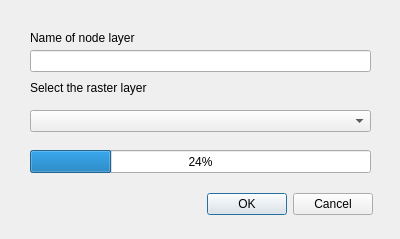
Old version of the form create_pointLayer_importRaster_dialog.ui in the repository EL-BID/red_basica.
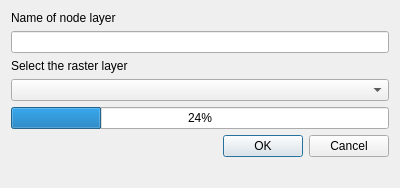
New version of the form.

Commit message: Formatting widgets

The edit to the form file:
```diff
--- a/create_pointLayer_importRaster_dialog.ui
+++ b/create_pointLayer_importRaster_dialog.ui
@@ -7,84 +7,48 @@
     <x>0</x>
     <y>0</y>
     <width>400</width>
-    <height>239</height>
+    <height>188</height>
    </rect>
   </property>
   <property name="windowTitle">
    <string>saniBID RedBasica</string>
   </property>
+  <layout class="QFormLayout" name="formLayout">
+   <item row="0" column="0">
   <widget class="QLabel" name="label">
-   <property name="geometry">
-    <rect>
-     <x>30</x>
-     <y>30</y>
-     <width>181</width>
-     <height>16</height>
-    </rect>
-   </property>
    <property name="text">
     <string>Name of node layer</string>
    </property>
   </widget>
-  <widget class="QLineEdit" name="txtNodeLayertName">
-   <property name="geometry">
-    <rect>
-     <x>30</x>
-     <y>50</y>
-     <width>341</width>
-     <height>22</height>
-    </rect>
-   </property>
-  </widget>
-  <widget class="QComboBox" name="cboRasterLayer">
-   <property name="geometry">
-    <rect>
-     <x>30</x>
-     <y>110</y>
-     <width>341</width>
-     <height>22</height>
-    </rect>
-   </property>
-  </widget>
+   </item>
+   <item row="2" column="0">
   <widget class="QLabel" name="label_2">
-   <property name="geometry">
-    <rect>
-     <x>30</x>
-     <y>80</y>
-     <width>181</width>
-     <height>16</height>
-    </rect>
-   </property>
    <property name="text">
     <string>Select the raster layer</string>
    </property>
   </widget>
-  <widget class="QDialogButtonBox" name="buttonBox">
-   <property name="geometry">
-    <rect>
-     <x>180</x>
-     <y>190</y>
-     <width>193</width>
-     <height>28</height>
-    </rect>
-   </property>
-   <property name="standardButtons">
-    <set>QDialogButtonBox::Cancel|QDialogButtonBox::Ok</set>
-   </property>
-  </widget>
+   </item>
+   <item row="1" column="0" colspan="2">
+    <widget class="QLineEdit" name="txtNodeLayertName"/>
+   </item>
+   <item row="3" column="0" colspan="2">
+    <widget class="QComboBox" name="cboRasterLayer"/>
+   </item>
+   <item row="4" column="0" colspan="2">
   <widget class="QProgressBar" name="progressBar">
-   <property name="geometry">
-    <rect>
-     <x>30</x>
-     <y>150</y>
-     <width>341</width>
-     <height>23</height>
-    </rect>
-   </property>
    <property name="value">
     <number>24</number>
    </property>
   </widget>
+   </item>
+   <item row="5" column="0" colspan="2">
+    <widget class="QDialogButtonBox" name="buttonBox">
+     <property name="standardButtons">
+      <set>QDialogButtonBox::Cancel|QDialogButtonBox::Ok</set>
+     </property>
+    </widget>
+   </item>
+  </layout>
  </widget>
  <resources/>
  <connections/>
```
Lines whose indentation alone changed are shown as unchanged. The commit also changes 5 other files.
